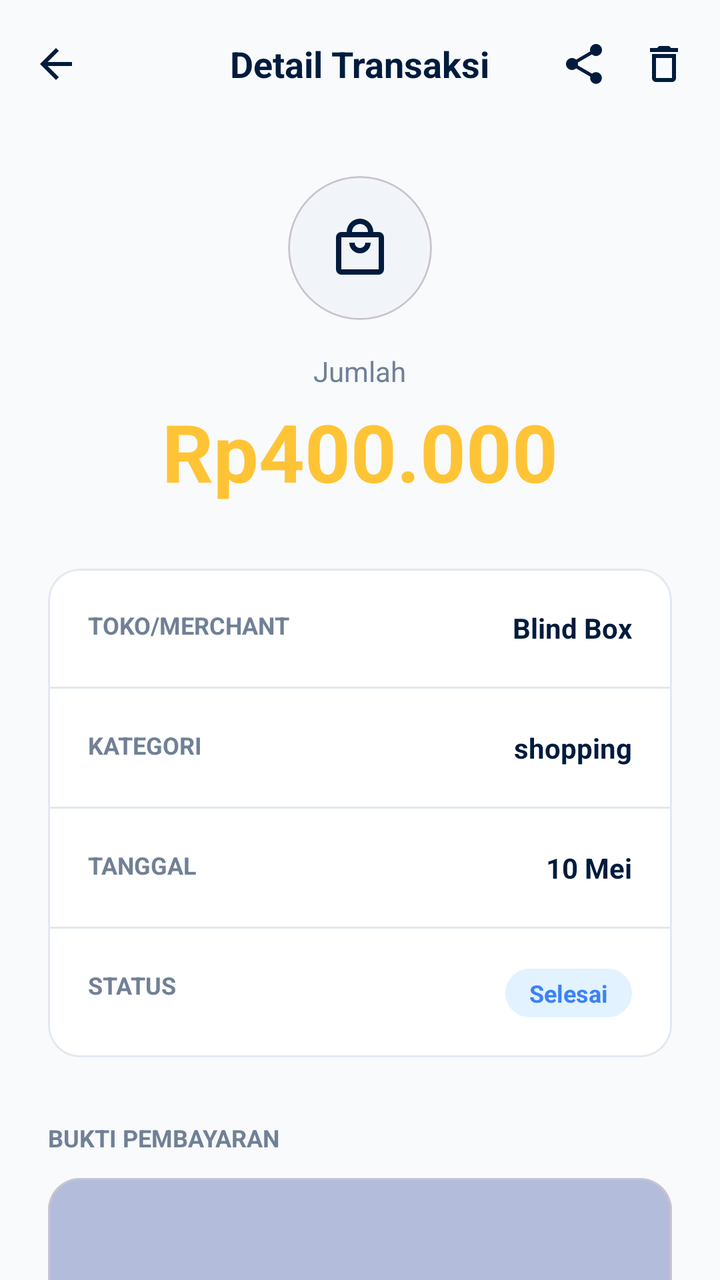
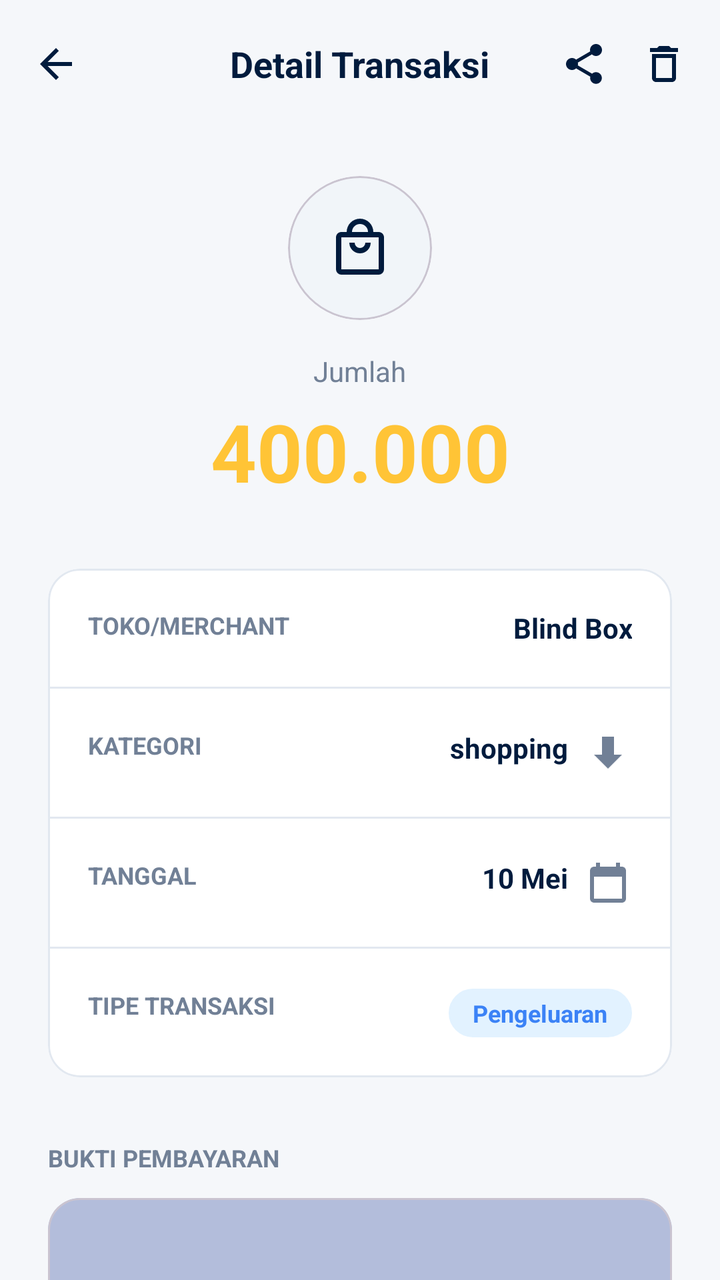

Two renders of the same Android screen: before a commit and after it. Below are the layout's source before the change and the commit's diff.
<!-- AndroidManifest.xml: application theme Theme.Voca -->
<!-- res/layout/activity_detail_transaction.xml -->
<?xml version="1.0" encoding="utf-8"?>
<androidx.coordinatorlayout.widget.CoordinatorLayout xmlns:android="http://schemas.android.com/apk/res/android"
    xmlns:app="http://schemas.android.com/apk/res-auto"
    android:layout_width="match_parent"
    android:layout_height="match_parent"
    android:background="#F8FAFC">

    <com.google.android.material.appbar.AppBarLayout
        android:layout_width="match_parent"
        android:layout_height="wrap_content"
        android:background="@android:color/transparent"
        app:elevation="0dp">

        <androidx.appcompat.widget.Toolbar
            android:id="@+id/toolbar"
            android:layout_width="match_parent"
            android:layout_height="?attr/actionBarSize"
            app:navigationIcon="@drawable/ic_arrow_back">

            <TextView
                android:layout_width="wrap_content"
                android:layout_height="wrap_content"
                android:layout_gravity="center"
                android:text="Detail Transaksi"
                android:textColor="@color/voca_dark_blue"
                android:textSize="18sp"
                android:textStyle="bold" />

            <LinearLayout
                android:layout_width="wrap_content"
                android:layout_height="wrap_content"
                android:layout_gravity="end"
                android:orientation="horizontal">
                <ImageView
                    android:id="@+id/btnShare"
                    android:layout_width="24dp"
                    android:layout_height="24dp"
                    android:layout_marginEnd="16dp"
                    android:src="@drawable/ic_share"
                    app:tint="@color/voca_dark_blue" />
                <ImageView
                    android:id="@+id/btnDelete"
                    android:layout_width="24dp"
                    android:layout_height="24dp"
                    android:layout_marginEnd="16dp"
                    android:src="@drawable/ic_delete"
                    app:tint="@color/voca_dark_blue" />
            </LinearLayout>
        </androidx.appcompat.widget.Toolbar>
    </com.google.android.material.appbar.AppBarLayout>

    <androidx.core.widget.NestedScrollView
        android:layout_width="match_parent"
        android:layout_height="match_parent"
        app:layout_behavior="@string/appbar_scrolling_view_behavior">

        <LinearLayout
            android:layout_width="match_parent"
            android:layout_height="wrap_content"
            android:gravity="center_horizontal"
            android:orientation="vertical"
            android:padding="24dp">

            <com.google.android.material.card.MaterialCardView
                android:layout_width="72dp"
                android:layout_height="72dp"
                app:cardBackgroundColor="#F1F5F9"
                app:cardCornerRadius="36dp"
                app:cardElevation="0dp">
                <ImageView
                    android:id="@+id/ivDetailIcon"
                    android:layout_width="32dp"
                    android:layout_height="32dp"
                    android:layout_gravity="center"
                    android:src="@drawable/ic_shopping"
                    app:tint="@color/voca_dark_blue" />
            </com.google.android.material.card.MaterialCardView>

            <TextView
                android:layout_width="wrap_content"
                android:layout_height="wrap_content"
                android:layout_marginTop="16dp"
                android:text="Jumlah"
                android:textColor="@color/voca_text_gray"
                android:textSize="14sp" />

            <TextView
                android:id="@+id/tvDetailAmount"
                android:layout_width="wrap_content"
                android:layout_height="wrap_content"
                android:layout_marginTop="4dp"
                android:text="Rp400.000"
                android:textColor="@color/voca_accent_yellow"
                android:textSize="40sp"
                android:textStyle="bold" />

            
            <com.google.android.material.card.MaterialCardView
                android:layout_width="match_parent"
                android:layout_height="wrap_content"
                android:layout_marginTop="32dp"
                app:cardBackgroundColor="@color/white"
                app:cardCornerRadius="16dp"
                app:cardElevation="0dp"
                app:strokeColor="#E2E8F0"
                app:strokeWidth="1dp">

                <LinearLayout
                    android:layout_width="match_parent"
                    android:layout_height="wrap_content"
                    android:orientation="vertical"
                    android:divider="@drawable/divider"
                    android:showDividers="middle">

                    <RelativeLayout
                        android:layout_width="match_parent"
                        android:layout_height="wrap_content"
                        android:padding="20dp">
                        <TextView
                            android:layout_width="wrap_content"
                            android:layout_height="wrap_content"
                            android:text="TOKO/MERCHANT"
                            android:textColor="@color/voca_text_gray"
                            android:textSize="12sp"
                            android:textStyle="bold" />
                        <TextView
                            android:id="@+id/tvDetailMerchant"
                            android:layout_width="wrap_content"
                            android:layout_height="wrap_content"
                            android:layout_alignParentEnd="true"
                            android:text="Blind Box"
                            android:textColor="@color/voca_dark_blue"
                            android:textSize="14sp"
                            android:textStyle="bold" />
                    </RelativeLayout>

                    <RelativeLayout
                        android:layout_width="match_parent"
                        android:layout_height="wrap_content"
                        android:padding="20dp">
                        <TextView
                            android:layout_width="wrap_content"
                            android:layout_height="wrap_content"
                            android:text="KATEGORI"
                            android:textColor="@color/voca_text_gray"
                            android:textSize="12sp"
                            android:textStyle="bold" />
                        <TextView
                            android:id="@+id/tvDetailCategory"
                            android:layout_width="wrap_content"
                            android:layout_height="wrap_content"
                            android:layout_alignParentEnd="true"
                            android:text="shopping"
                            android:textColor="@color/voca_dark_blue"
                            android:textSize="14sp"
                            android:textStyle="bold" />
                    </RelativeLayout>

                    <RelativeLayout
                        android:layout_width="match_parent"
                        android:layout_height="wrap_content"
                        android:padding="20dp">
                        <TextView
                            android:layout_width="wrap_content"
                            android:layout_height="wrap_content"
                            android:text="TANGGAL"
                            android:textColor="@color/voca_text_gray"
                            android:textSize="12sp"
                            android:textStyle="bold" />
                        <TextView
                            android:id="@+id/tvDetailDate"
                            android:layout_width="wrap_content"
                            android:layout_height="wrap_content"
                            android:layout_alignParentEnd="true"
                            android:text="10 Mei"
                            android:textColor="@color/voca_dark_blue"
                            android:textSize="14sp"
                            android:textStyle="bold" />
                    </RelativeLayout>

                    <RelativeLayout
                        android:layout_width="match_parent"
                        android:layout_height="wrap_content"
                        android:padding="20dp">
                        <TextView
                            android:layout_width="wrap_content"
                            android:layout_height="wrap_content"
                            android:text="STATUS"
                            android:textColor="@color/voca_text_gray"
                            android:textSize="12sp"
                            android:textStyle="bold" />
                        <TextView
                            android:layout_width="wrap_content"
                            android:layout_height="wrap_content"
                            android:layout_alignParentEnd="true"
                            android:background="@drawable/logo_rounded_bg"
                            android:backgroundTint="#E2F2FF"
                            android:paddingHorizontal="12dp"
                            android:paddingVertical="4dp"
                            android:text="Selesai"
                            android:textColor="#3B82F6"
                            android:textSize="12sp"
                            android:textStyle="bold" />
                    </RelativeLayout>
                </LinearLayout>
            </com.google.android.material.card.MaterialCardView>

            <TextView
                android:layout_width="match_parent"
                android:layout_height="wrap_content"
                android:layout_marginTop="32dp"
                android:text="BUKTI PEMBAYARAN"
                android:textColor="@color/voca_text_gray"
                android:textSize="12sp"
                android:textStyle="bold" />

            <com.google.android.material.card.MaterialCardView
                android:layout_width="match_parent"
                android:layout_height="200dp"
                android:layout_marginTop="12dp"
                app:cardCornerRadius="16dp"
                app:cardElevation="0dp">
                <FrameLayout
                    android:layout_width="match_parent"
                    android:layout_height="match_parent">
                    <ImageView
                        android:layout_width="match_parent"
                        android:layout_height="match_parent"
                        android:scaleType="centerCrop"
                        android:src="@drawable/login_header_bg"
                        android:alpha="0.3" />
                    <LinearLayout
                        android:layout_width="wrap_content"
                        android:layout_height="wrap_content"
                        android:layout_gravity="center"
                        android:background="@drawable/logo_rounded_bg"
                        android:backgroundTint="#F8FAFC"
                        android:gravity="center"
                        android:orientation="vertical"
                        android:padding="16dp">
                        <ImageView
                            android:layout_width="24dp"
                            android:layout_height="24dp"
                            android:src="@drawable/ic_more"
                            app:tint="@color/voca_dark_blue" />
                        <TextView
                            android:layout_width="wrap_content"
                            android:layout_height="wrap_content"
                            android:layout_marginTop="8dp"
                            android:text="Ketuk untuk Memperbesar"
                            android:textColor="@color/voca_dark_blue"
                            android:textSize="12sp" />
                    </LinearLayout>
                </FrameLayout>
            </com.google.android.material.card.MaterialCardView>

            <com.google.android.material.button.MaterialButton
                android:id="@+id/btnChangeCategory"
                style="@style/Widget.MaterialComponents.Button.OutlinedButton"
                android:layout_width="match_parent"
                android:layout_height="56dp"
                android:layout_marginTop="32dp"
                android:text="Ubah Kategori"
                android:textColor="@color/voca_dark_blue"
                android:textStyle="bold"
                app:cornerRadius="12dp"
                app:icon="@drawable/ic_more"
                app:iconGravity="textStart"
                app:iconTint="@color/voca_dark_blue"
                app:strokeColor="@color/voca_accent_yellow" />

            <com.google.android.material.button.MaterialButton
                android:id="@+id/btnSaveChanges"
                android:layout_width="match_parent"
                android:layout_height="56dp"
                android:layout_marginTop="12dp"
                android:backgroundTint="@color/voca_accent_yellow"
                android:text="Simpan Perubahan"
                android:textColor="@color/voca_dark_blue"
                android:textStyle="bold"
                app:cornerRadius="12dp" />

            <View
                android:layout_width="match_parent"
                android:layout_height="32dp" />

        </LinearLayout>
    </androidx.core.widget.NestedScrollView>

</androidx.coordinatorlayout.widget.CoordinatorLayout>
<!-- resources referenced by this layout -->
<resources>
  <color name="voca_accent_yellow">#FFC436</color>
  <color name="voca_dark_blue">#001B3D</color>
  <color name="voca_text_gray">#718096</color>
  <color name="white">#FFFFFFFF</color>
  <!-- drawable divider (drawable) -->
  <shape xmlns:android="http://schemas.android.com/apk/res/android">
      <size android:height="1dp" />
      <solid android:color="#E2E8F0" />
  </shape>
  <!-- drawable ic_arrow_back (drawable) -->
  <vector xmlns:android="http://schemas.android.com/apk/res/android"
      android:width="24dp"
      android:height="24dp"
      android:viewportWidth="24"
      android:viewportHeight="24">
      <path
          android:fillColor="#001B3D"
          android:pathData="M20,11H7.83L13.42,5.41L12,4L4,12L12,20L13.41,18.59L7.83,13H20V11Z" />
  </vector>
  <!-- drawable ic_delete (drawable) -->
  <vector xmlns:android="http://schemas.android.com/apk/res/android"
      android:width="24dp"
      android:height="24dp"
      android:viewportWidth="24"
      android:viewportHeight="24">
      <path
          android:fillColor="#000000"
          android:pathData="M16,9v10H8V9h8m-1.5,-6h-5l-1,1H5v2h14V4h-3.5l-1,-1zM18,7H6v12c0,1.1 0.9,2 2,2h8c1.1,0 2,-0.9 2,-2V7z"/>
  </vector>
  <!-- drawable ic_more (drawable) -->
  <vector xmlns:android="http://schemas.android.com/apk/res/android"
      android:width="24dp"
      android:height="24dp"
      android:viewportWidth="24"
      android:viewportHeight="24">
      <path
          android:fillColor="#003285"
          android:pathData="M16,12A2,2 0,0 1,18,10A2,2 0,0 1,20,12A2,2 0,0 1,18,14A2,2 0,0 1,16,12M10,12A2,2 0,0 1,12,10A2,2 0,0 1,14,12A2,2 0,0 1,12,14A2,2 0,0 1,10,12M4,12A2,2 0,0 1,6,10A2,2 0,0 1,8,12A2,2 0,0 1,6,14A2,2 0,0 1,4,12Z" />
  </vector>
  <!-- drawable login_header_bg (drawable) -->
  <?xml version="1.0" encoding="utf-8"?>
  <shape xmlns:android="http://schemas.android.com/apk/res/android">
      <solid android:color="@color/voca_primary_blue" />
      <corners
          android:bottomLeftRadius="64dp"
          android:bottomRightRadius="64dp" />
  </shape>
  <!-- drawable logo_rounded_bg (drawable) -->
  <?xml version="1.0" encoding="utf-8"?>
  <shape xmlns:android="http://schemas.android.com/apk/res/android">
      <solid android:color="#1A3A5F" />
      <corners android:radius="16dp" />
      <stroke android:width="1dp" android:color="#3182CE" />
  </shape>
  <style name="Theme.Voca" parent="Base.Theme.Voca" />
  <color name="voca_primary_blue">#003285</color>
  <style name="Base.Theme.Voca" parent="Theme.Material3.DayNight.NoActionBar">
          
          <item name="colorPrimary">@color/blue_primary</item>
          <item name="colorSecondary">@color/yellow_accent</item>
          <item name="android:windowBackground">@color/white</item>
      </style>
  <color name="blue_primary">#003285</color>
  <color name="yellow_accent">#FFC436</color>
  <!-- unchanged entries left out for length: 2 -->
</resources>

<!-- the commit's change to res/layout/activity_detail_transaction.xml (unified diff, before → after) -->
@@ -3,7 +3,7 @@
     xmlns:app="http://schemas.android.com/apk/res-auto"
     android:layout_width="match_parent"
     android:layout_height="match_parent"
-    android:background="#F8FAFC">
+    android:background="@color/voca_light_gray">
 
     <com.google.android.material.appbar.AppBarLayout
         android:layout_width="match_parent"
@@ -84,12 +84,16 @@
                 android:textColor="@color/voca_text_gray"
                 android:textSize="14sp" />
 
-            <TextView
-                android:id="@+id/tvDetailAmount"
+            <EditText
+                android:id="@+id/etDetailAmount"
                 android:layout_width="wrap_content"
                 android:layout_height="wrap_content"
                 android:layout_marginTop="4dp"
-                android:text="Rp400.000"
+                android:background="@null"
+                android:hint="0"
+                android:inputType="numberDecimal"
+                android:text="400.000"
+                android:textAlignment="center"
                 android:textColor="@color/voca_accent_yellow"
                 android:textSize="40sp"
                 android:textStyle="bold" />
@@ -123,20 +127,27 @@
                             android:textColor="@color/voca_text_gray"
                             android:textSize="12sp"
                             android:textStyle="bold" />
-                        <TextView
-                            android:id="@+id/tvDetailMerchant"
+                        <EditText
+                            android:id="@+id/etDetailMerchant"
                             android:layout_width="wrap_content"
                             android:layout_height="wrap_content"
                             android:layout_alignParentEnd="true"
+                            android:background="@null"
+                            android:hint="Nama Toko"
                             android:text="Blind Box"
+                            android:textAlignment="viewEnd"
                             android:textColor="@color/voca_dark_blue"
                             android:textSize="14sp"
                             android:textStyle="bold" />
                     </RelativeLayout>
 
                     <RelativeLayout
-                        android:layout_width="match_parent"
-                        android:layout_height="wrap_content"
+                        android:id="@+id/rowDetailCategory"
+                        android:layout_width="match_parent"
+                        android:layout_height="wrap_content"
+                        android:background="?attr/selectableItemBackground"
+                        android:clickable="true"
+                        android:focusable="true"
                         android:padding="20dp">
                         <TextView
                             android:layout_width="wrap_content"
@@ -150,15 +161,22 @@
                             android:layout_width="wrap_content"
                             android:layout_height="wrap_content"
                             android:layout_alignParentEnd="true"
+                            android:drawableEnd="@drawable/ic_arrow_down"
+                            android:drawablePadding="8dp"
                             android:text="shopping"
                             android:textColor="@color/voca_dark_blue"
                             android:textSize="14sp"
-                            android:textStyle="bold" />
+                            android:textStyle="bold"
+                            app:drawableTint="@color/voca_text_gray" />
                     </RelativeLayout>
 
                     <RelativeLayout
-                        android:layout_width="match_parent"
-                        android:layout_height="wrap_content"
+                        android:id="@+id/rowDetailDate"
+                        android:layout_width="match_parent"
+                        android:layout_height="wrap_content"
+                        android:background="?attr/selectableItemBackground"
+                        android:clickable="true"
+                        android:focusable="true"
                         android:padding="20dp">
                         <TextView
                             android:layout_width="wrap_content"
@@ -172,24 +190,32 @@
                             android:layout_width="wrap_content"
                             android:layout_height="wrap_content"
                             android:layout_alignParentEnd="true"
+                            android:drawableEnd="@drawable/ic_calendar"
+                            android:drawablePadding="8dp"
                             android:text="10 Mei"
                             android:textColor="@color/voca_dark_blue"
                             android:textSize="14sp"
-                            android:textStyle="bold" />
+                            android:textStyle="bold"
+                            app:drawableTint="@color/voca_text_gray" />
                     </RelativeLayout>
 
                     <RelativeLayout
-                        android:layout_width="match_parent"
-                        android:layout_height="wrap_content"
+                        android:id="@+id/rowDetailType"
+                        android:layout_width="match_parent"
+                        android:layout_height="wrap_content"
+                        android:background="?attr/selectableItemBackground"
+                        android:clickable="true"
+                        android:focusable="true"
                         android:padding="20dp">
                         <TextView
                             android:layout_width="wrap_content"
                             android:layout_height="wrap_content"
-                            android:text="STATUS"
+                            android:text="TIPE TRANSAKSI"
                             android:textColor="@color/voca_text_gray"
                             android:textSize="12sp"
                             android:textStyle="bold" />
                         <TextView
+                            android:id="@+id/tvDetailType"
                             android:layout_width="wrap_content"
                             android:layout_height="wrap_content"
                             android:layout_alignParentEnd="true"
@@ -197,7 +223,7 @@
                             android:backgroundTint="#E2F2FF"
                             android:paddingHorizontal="12dp"
                             android:paddingVertical="4dp"
-                            android:text="Selesai"
+                            android:text="Pengeluaran"
                             android:textColor="#3B82F6"
                             android:textSize="12sp"
                             android:textStyle="bold" />
@@ -216,25 +242,28 @@
 
             <com.google.android.material.card.MaterialCardView
                 android:layout_width="match_parent"
-                android:layout_height="200dp"
+                android:layout_height="wrap_content"
                 android:layout_marginTop="12dp"
                 app:cardCornerRadius="16dp"
                 app:cardElevation="0dp">
                 <FrameLayout
                     android:layout_width="match_parent"
-                    android:layout_height="match_parent">
+                    android:layout_height="wrap_content"
+                    android:minHeight="100dp">
                     <ImageView
-                        android:layout_width="match_parent"
-                        android:layout_height="match_parent"
-                        android:scaleType="centerCrop"
+                        android:id="@+id/ivDetailReceipt"
+                        android:layout_width="match_parent"
+                        android:layout_height="wrap_content"
+                        android:adjustViewBounds="true"
+                        android:maxHeight="300dp"
+                        android:scaleType="centerInside"
                         android:src="@drawable/login_header_bg"
                         android:alpha="0.3" />
                     <LinearLayout
+                        android:id="@+id/layoutNoReceipt"
                         android:layout_width="wrap_content"
                         android:layout_height="wrap_content"
                         android:layout_gravity="center"
-                        android:background="@drawable/logo_rounded_bg"
-                        android:backgroundTint="#F8FAFC"
                         android:gravity="center"
                         android:orientation="vertical"
                         android:padding="16dp">
@@ -247,7 +276,7 @@
                             android:layout_width="wrap_content"
                             android:layout_height="wrap_content"
                             android:layout_marginTop="8dp"
-                            android:text="Ketuk untuk Memperbesar"
+                            android:text="Tidak ada bukti foto"
                             android:textColor="@color/voca_dark_blue"
                             android:textSize="12sp" />
                     </LinearLayout>
<!-- resource entries referenced after the edit -->
@@ -2,6 +2,7 @@
 <resources>
   <color name="voca_accent_yellow">#FFC436</color>
   <color name="voca_dark_blue">#001B3D</color>
+  <color name="voca_light_gray">#F5F7FA</color>
   <color name="voca_text_gray">#718096</color>
   <color name="white">#FFFFFFFF</color>
   <!-- drawable divider (drawable) -->
@@ -18,6 +19,26 @@
       <path
           android:fillColor="#001B3D"
           android:pathData="M20,11H7.83L13.42,5.41L12,4L4,12L12,20L13.41,18.59L7.83,13H20V11Z" />
+  </vector>
+  <!-- drawable ic_arrow_down (drawable) -->
+  <vector xmlns:android="http://schemas.android.com/apk/res/android"
+      android:width="24dp"
+      android:height="24dp"
+      android:viewportWidth="24"
+      android:viewportHeight="24">
+      <path
+          android:fillColor="@android:color/white"
+          android:pathData="M19,13H15V4H9V13H5L12,20L19,13Z" />
+  </vector>
+  <!-- drawable ic_calendar (drawable) -->
+  <vector xmlns:android="http://schemas.android.com/apk/res/android"
+      android:width="24dp"
+      android:height="24dp"
+      android:viewportWidth="24"
+      android:viewportHeight="24">
+      <path
+          android:fillColor="#000000"
+          android:pathData="M19,4h-1V2h-2v2H8V2H6v2H5C3.89,4 3.01,4.9 3.01,6L3,20c0,1.1 0.89,2 2,2h14c1.1,0 2,-0.9 2,-2V6C21,4.9 20.1,4 19,4zM19,20H5V9h14V20z"/>
   </vector>
   <!-- drawable ic_delete (drawable) -->
   <vector xmlns:android="http://schemas.android.com/apk/res/android"
